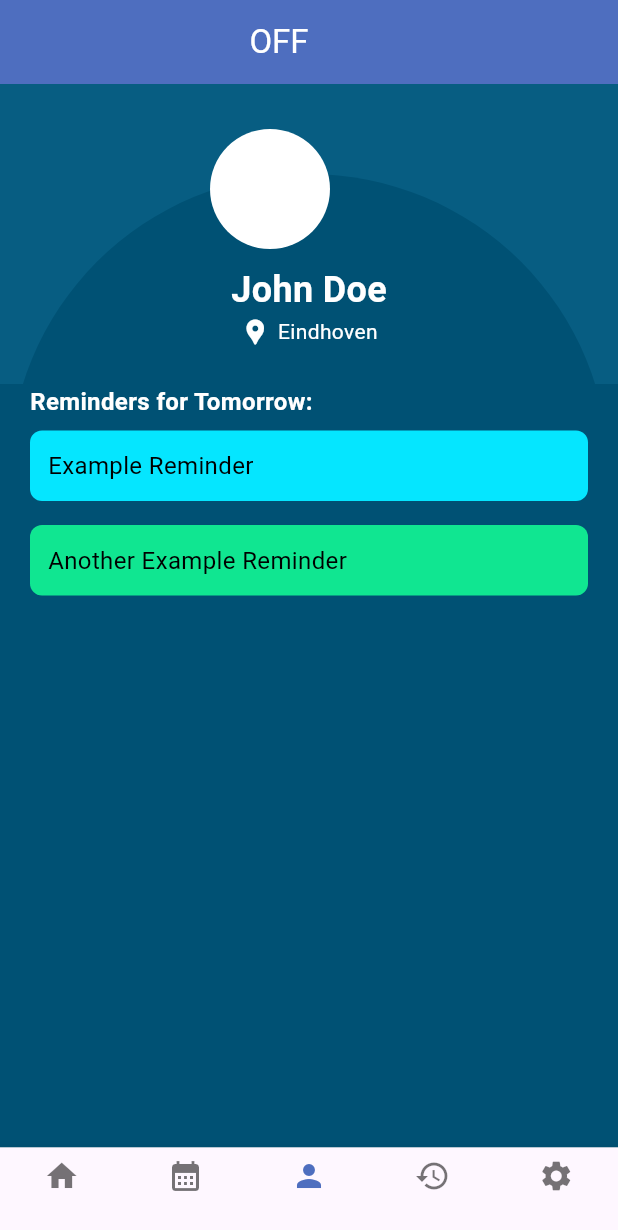
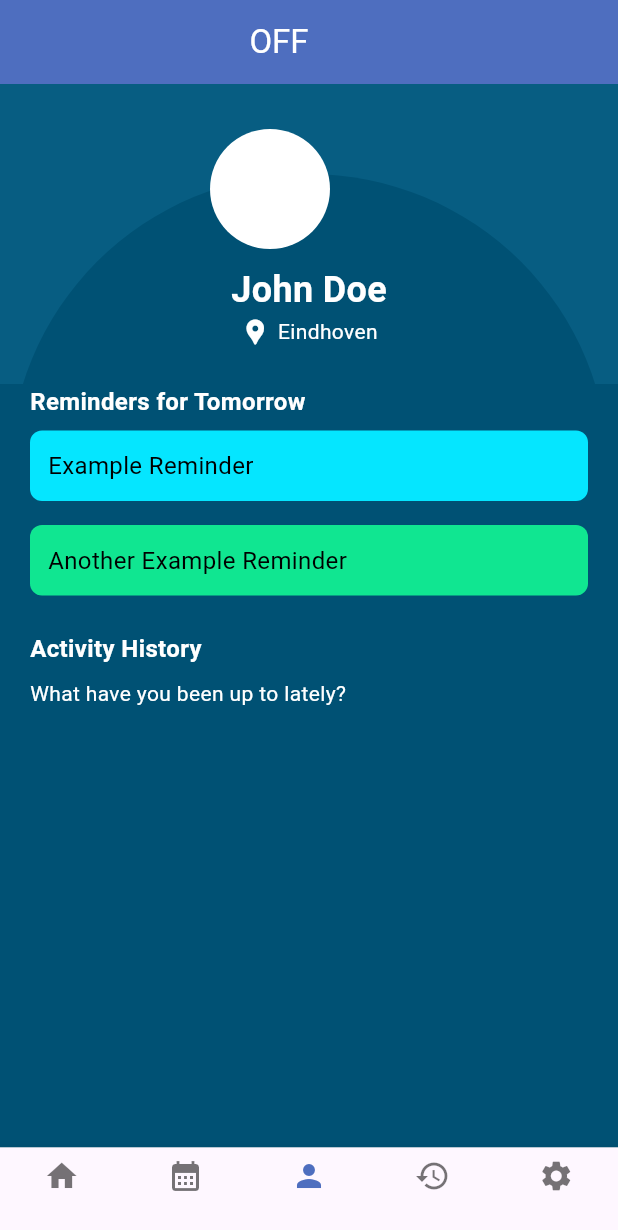
Before and after one commit to jraemakers/industry-project-krom2, a Flutter app: the screen it shows after launch, item 3 of the bottom bar chosen, on a phone screen of 412 x 824 dp. Shown: the top 1230 px of the screen. Run offline on Flutter 3.47's test engine with Material 3 defaults, Android fonts, the phone set to English and light mode, and no system bars; our stand-ins replace shared_preferences.

Commit message:
activity history

```diff
--- a/escape/lib/screens/profile_screen.dart
+++ b/escape/lib/screens/profile_screen.dart
@@ -101,7 +101,7 @@ class ProfileScreen extends StatelessWidget {
               crossAxisAlignment: CrossAxisAlignment.start,
               children: [
                 Text(
-                  'Reminders for Tomorrow:',
+                  'Reminders for Tomorrow',
                   style: TextStyle(
                     fontSize: 16,
                     color: Colors.white,
@@ -140,6 +140,31 @@ class ProfileScreen extends StatelessWidget {
                     ),
                   ),
                 ),
+                SizedBox(height: 16), // Add vertical spacing before the new text
+                Padding(
+                  padding: const EdgeInsets.only(top: 8.0), // Add padding to the top of the text
+                  child: Column(
+                    crossAxisAlignment: CrossAxisAlignment.start,
+                    children: [
+                      Text(
+                        'Activity History',
+                        style: TextStyle(
+                          fontSize: 16,
+                          color: Colors.white,
+                          fontWeight: FontWeight.bold,
+                        ),
+                      ),
+                      SizedBox(height: 8), // Add vertical spacing before the new text
+                      Text(
+                        'What have you been up to lately?',
+                        style: TextStyle(
+                          fontSize: 14,
+                          color: Colors.white,
+                        ),
+                      ),
+                    ],
+                  ),
+                ),
               ],
             ),
           ),
```
